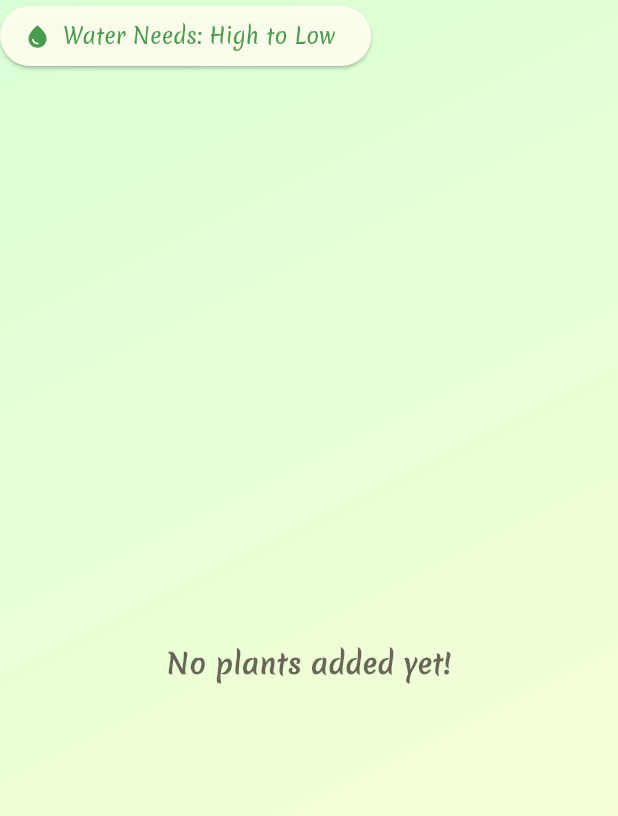
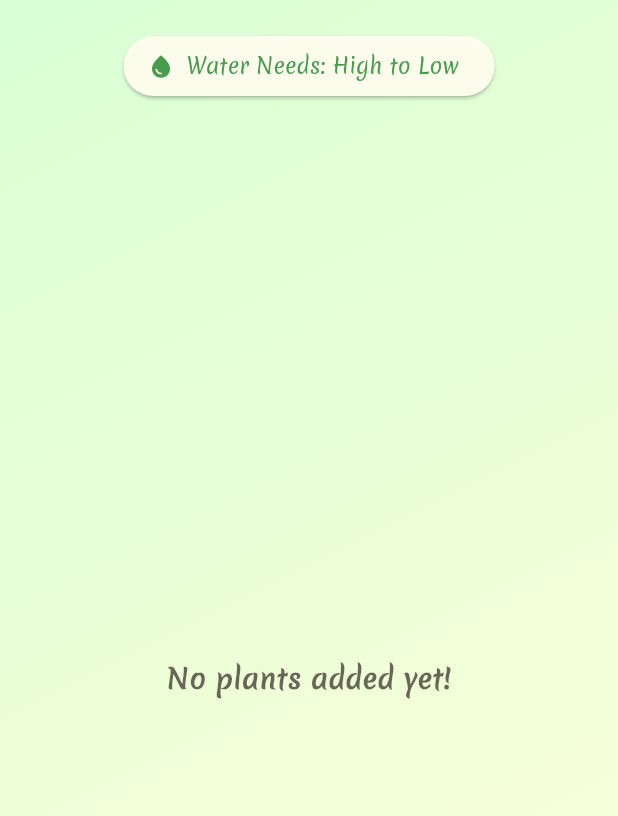
Before and after one commit to my-happy-plants-project-2/My-Happy-Plants-Frontend, a Flutter app: the MyPlantsPage screen opened directly, on a phone screen of 412 x 824 dp. Shown: the top 816 px of the screen. Run offline on Flutter 3.47's test engine with Material 3 defaults, Android fonts, the phone set to English and light mode, and no system bars.

Commit message:
final fix

```diff
--- a/Frontend/lib/components/my_plants_card.dart
+++ b/Frontend/lib/components/my_plants_card.dart
@@ -48,10 +48,10 @@ class MyPlantsCard extends StatelessWidget {
     return Padding(
       padding: const EdgeInsets.all(8.0),
       child: Row(
-        mainAxisAlignment: MainAxisAlignment.spaceBetween,
+        mainAxisAlignment: MainAxisAlignment.center,
         children: [
           Column(
-            crossAxisAlignment: CrossAxisAlignment.start,
+            crossAxisAlignment: CrossAxisAlignment.center,
             children: [
           Text(
             plant.nickname,
--- a/Frontend/lib/pages/my_plants_page.dart
+++ b/Frontend/lib/pages/my_plants_page.dart
@@ -59,15 +59,18 @@ class _MyPlantsPageState extends State<MyPlantsPage> {
         child: SizedBox.expand(
           child: Column(
             children: [
-              Align(
-                alignment: Alignment.centerLeft,
-                child: ElevatedButton.icon(
-                  onPressed: () => _sortByWaterNeeds(context.read<PlantProvider>()),
-                  icon: Icon(Icons.water_drop), //Water drop icon for sorting button
-                  label: Text(
-                    _isSortedAscending
+              Padding(
+                padding: const EdgeInsets.only(top: 20.0),
+                child: Align(
+                  alignment: Alignment.center,
+                  child: ElevatedButton.icon(
+                    onPressed: () => _sortByWaterNeeds(context.read<PlantProvider>()),
+                    icon: Icon(Icons.water_drop), //Water drop icon for sorting button
+                    label: Text(
+                      _isSortedAscending
                         ? 'Water Needs: High to Low'
                         : 'Water Needs: Low to High',
+                    ),
                   ),
                 ),
               ),
```
